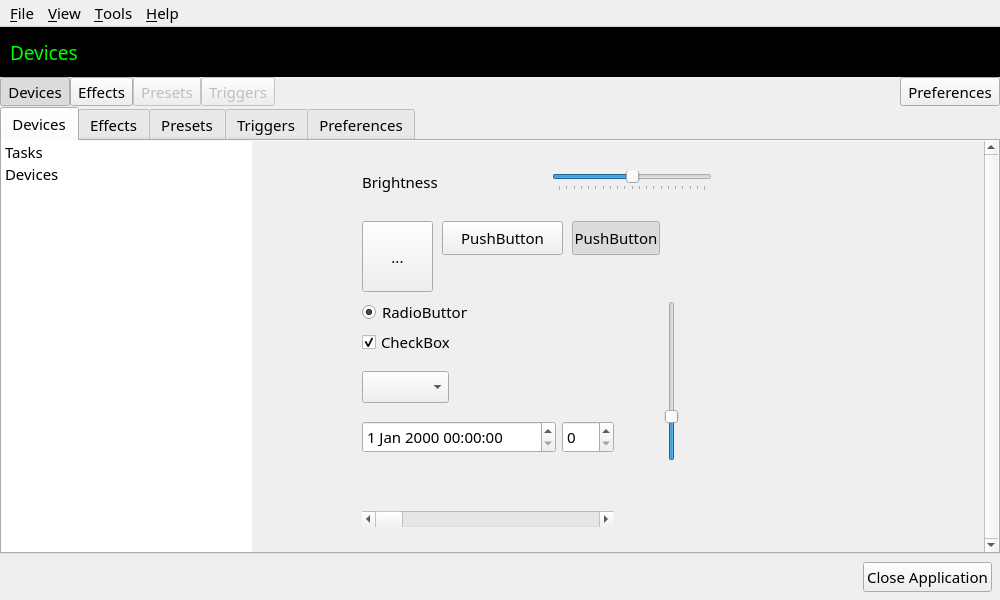
Before: the Qt Designer form data/ui/main.ui in polychromatic/polychromatic, drawn with Qt 5.
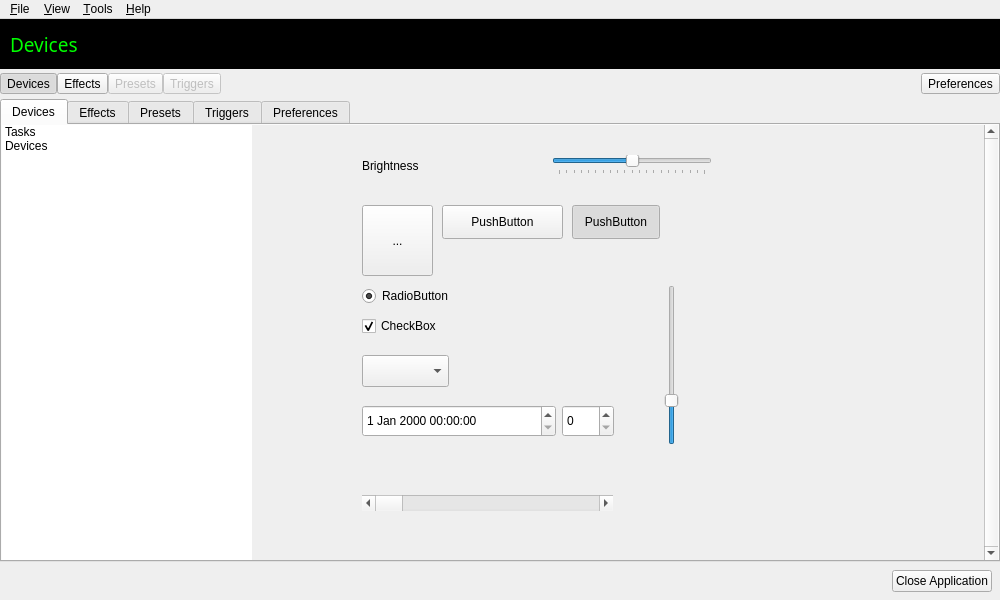
After: the same form once the commit is applied. Icons and pictures are not drawn.

Commit message:
Controller: Embed 'Play' font (again)
Many non-Debian distros don't actually have a working package.
"ttf-play" on the AUR isn't actually installable.

The font is only used when the Polychromatic Qt style is used.

Patch:
```diff
--- a/data/ui/main.ui
+++ b/data/ui/main.ui
@@ -10,14 +10,6 @@
     <height>600</height>
    </rect>
   </property>
-  <property name="font">
-   <font>
-    <family>Play</family>
-    <pointsize>11</pointsize>
-    <weight>50</weight>
-    <bold>false</bold>
-   </font>
-  </property>
   <property name="windowTitle">
    <string>Polychromatic</string>
   </property>
```
The commit also changes 2 other files.
